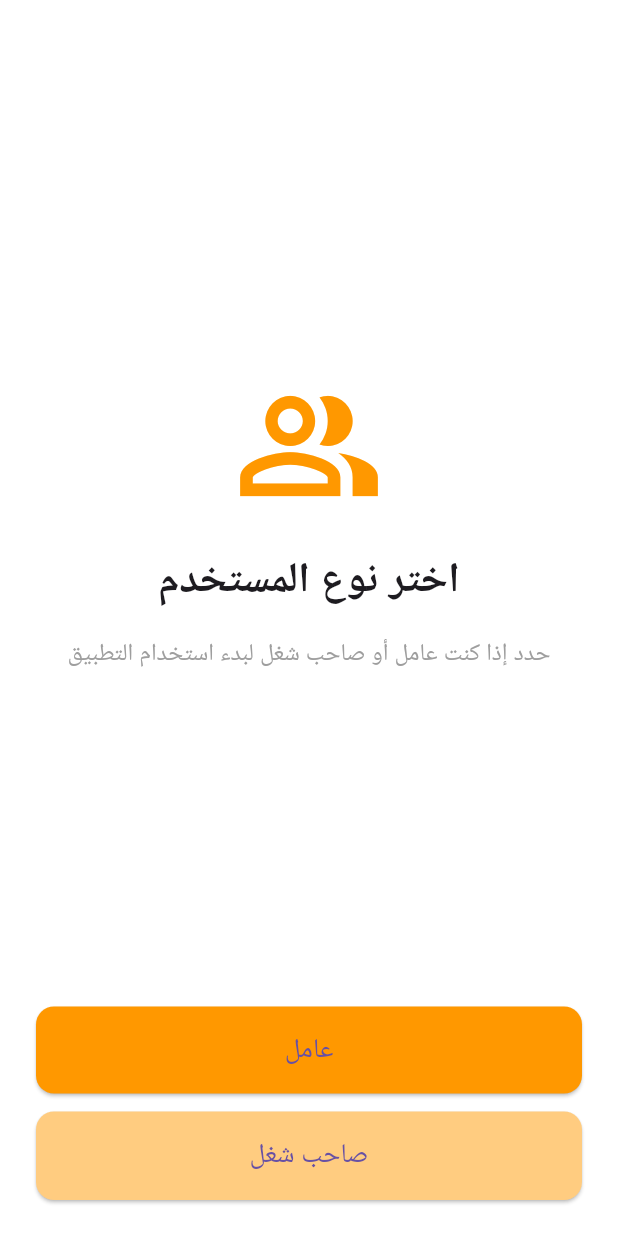
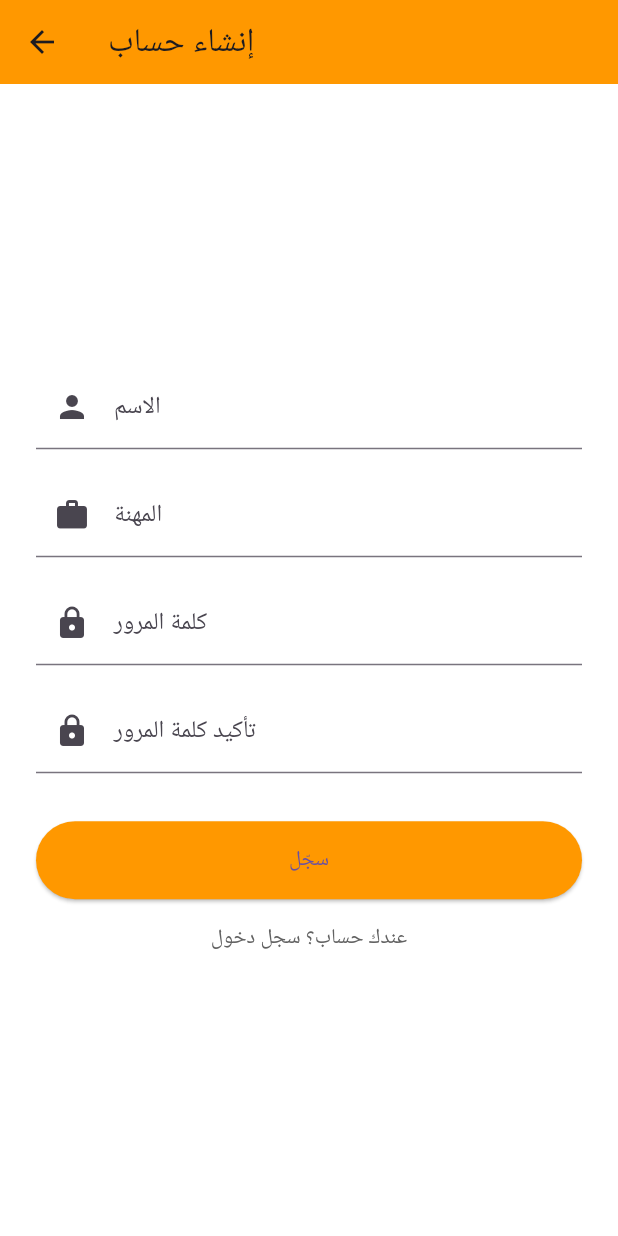
Before and after one commit to 1102abdo/Shaghalny, a Flutter app: the screen it shows after launch, after a tap on "ابدأ الآن", on a phone screen of 412 x 824 dp. Run offline on Flutter 3.47's test engine with Material 3 defaults, Android fonts, the phone set to English and light mode, and no system bars.

Commit message:
create UI sign up page

```diff
--- a/lib/Workers/workerDashboard.dart
+++ b/lib/Workers/workerDashboard.dart
@@ -1,6 +1,6 @@
 import 'package:flutter/material.dart';
 import 'workerProfile.dart'; // تأكد من أنك قد قمت بإنشاء هذه الصفحة
-import 'package:shaghalny/Workers/AvailableJobsPage.dart'; // تأكد من أنك قد قمت بإنشاء صفحة الوظائف المتاحة
+// import 'package:shaghalny/Workers/AvailableJobsPage.dart'; // تأكد من أنك قد قمت بإنشاء صفحة الوظائف المتاحة
 import 'EditProfilePage.dart';  // استيراد صفحة التعديل بشكل صحيح
 
 class WorkerDashboard extends StatelessWidget {
--- /dev/null
+++ b/lib/screens/SignUpScreen.dart
@@ -0,0 +1,104 @@
+import 'package:flutter/material.dart';
+import 'package:shaghalny/Screens/ChooseUserType.dart';
+import 'LoginScreen.dart';
+
+class SignUpScreen extends StatelessWidget {
+  final TextEditingController nameController = TextEditingController();
+  final TextEditingController jobController = TextEditingController();
+  final TextEditingController passwordController = TextEditingController();
+  final TextEditingController confirmPasswordController = TextEditingController();
+
+  @override
+  Widget build(BuildContext context) {
+    return Scaffold(
+      appBar: AppBar(
+        title: Text('إنشاء حساب'),
+        backgroundColor: Colors.orange,
+      ),
+      body: Padding(
+        padding: EdgeInsets.all(24),
+        child: Column(
+          mainAxisAlignment: MainAxisAlignment.center,
+          children: [
+            // الاسم
+            TextFormField(
+              controller: nameController,
+              decoration: InputDecoration(
+                labelText: 'الاسم',
+                prefixIcon: Icon(Icons.person),
+              ),
+            ),
+            SizedBox(height: 16),
+
+            // المهنة
+            TextFormField(
+              controller: jobController,
+              decoration: InputDecoration(
+                labelText: 'المهنة',
+                prefixIcon: Icon(Icons.work),
+              ),
+            ),
+            SizedBox(height: 16),
+
+            // كلمة المرور
+            TextFormField(
+              controller: passwordController,
+              obscureText: true,
+              decoration: InputDecoration(
+                labelText: 'كلمة المرور',
+                prefixIcon: Icon(Icons.lock),
+              ),
+            ),
+            SizedBox(height: 16),
+
+            // تأكيد كلمة المرور
+            TextFormField(
+              controller: confirmPasswordController,
+              obscureText: true,
+              decoration: InputDecoration(
+                labelText: 'تأكيد كلمة المرور',
+                prefixIcon: Icon(Icons.lock),
+              ),
+            ),
+            SizedBox(height: 32),
+
+            // زر التسجيل
+            SizedBox(
+              width: double.infinity,
+              child: ElevatedButton(
+                onPressed: () {
+                  Navigator.pushReplacement(
+                    context,
+                    MaterialPageRoute(
+                      builder: (context) => LoginScreen(userType: 'worker'),
+                    ),
+                  );
+                },
+                child: Text('سجّل'),
+                style: ElevatedButton.styleFrom(
+                  backgroundColor: Colors.orange,
+                  padding: EdgeInsets.symmetric(vertical: 16),
+                ),
+              ),
+            ),
+            SizedBox(height: 16),
+
+            // رابط لتسجيل الدخول إذا كان المستخدم يمتلك حساب
+            GestureDetector(
+              onTap: () {
+                Navigator.pushReplacement(
+                  context,
+                  MaterialPageRoute(builder: (context) => ChooseUserTypeScreen()),
+                );
+              },
+              child: Text(
+                'عندك حساب؟ سجل دخول',
+                style: TextStyle(color: Colors.grey[700]),
+              ),
+            ),
+          ],
+        ),
+      ),
+    );
+  }
+}
--- a/lib/screens/WelcomeScreen.dart
+++ b/lib/screens/WelcomeScreen.dart
@@ -1,5 +1,6 @@
 import 'package:flutter/material.dart';
-import 'ChooseUserType.dart';
+// import 'ChooseUserType.dart';
+import 'SignUpScreen.dart';
 
 class WelcomeScreen extends StatelessWidget {
   @override
@@ -41,7 +42,7 @@ class WelcomeScreen extends StatelessWidget {
                       Navigator.push(
                         context,
                         MaterialPageRoute(
-                          builder: (context) => ChooseUserTypeScreen(),
+                          builder: (context) => SignUpScreen(),
                         ),
                       );
                     },
```
